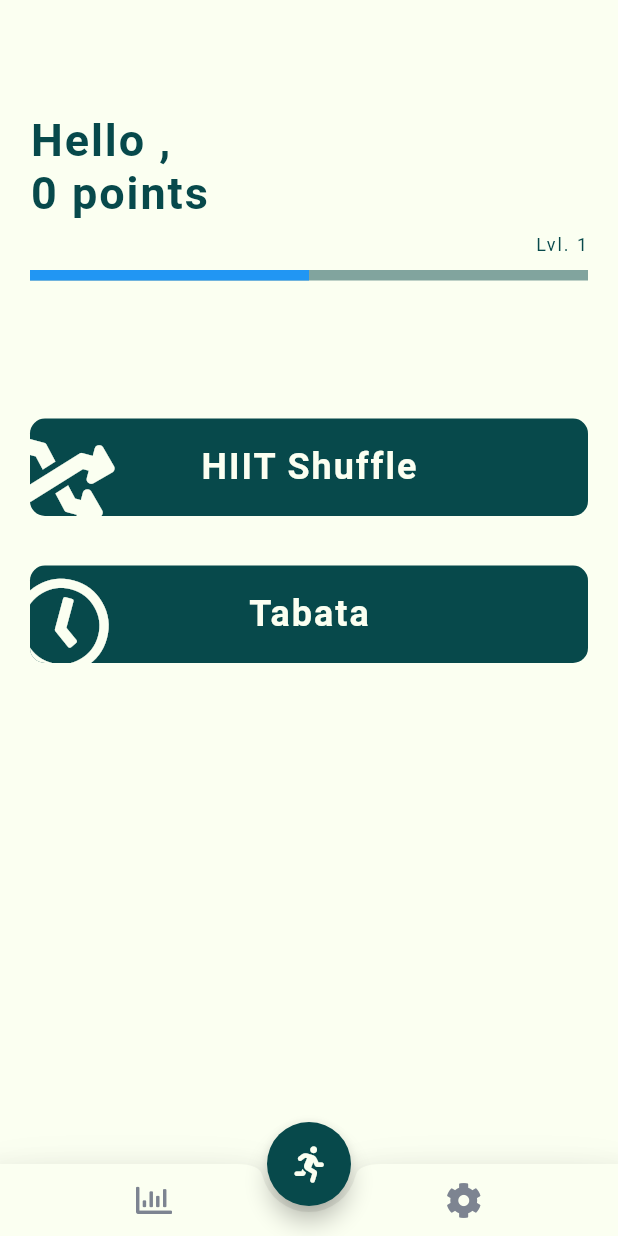
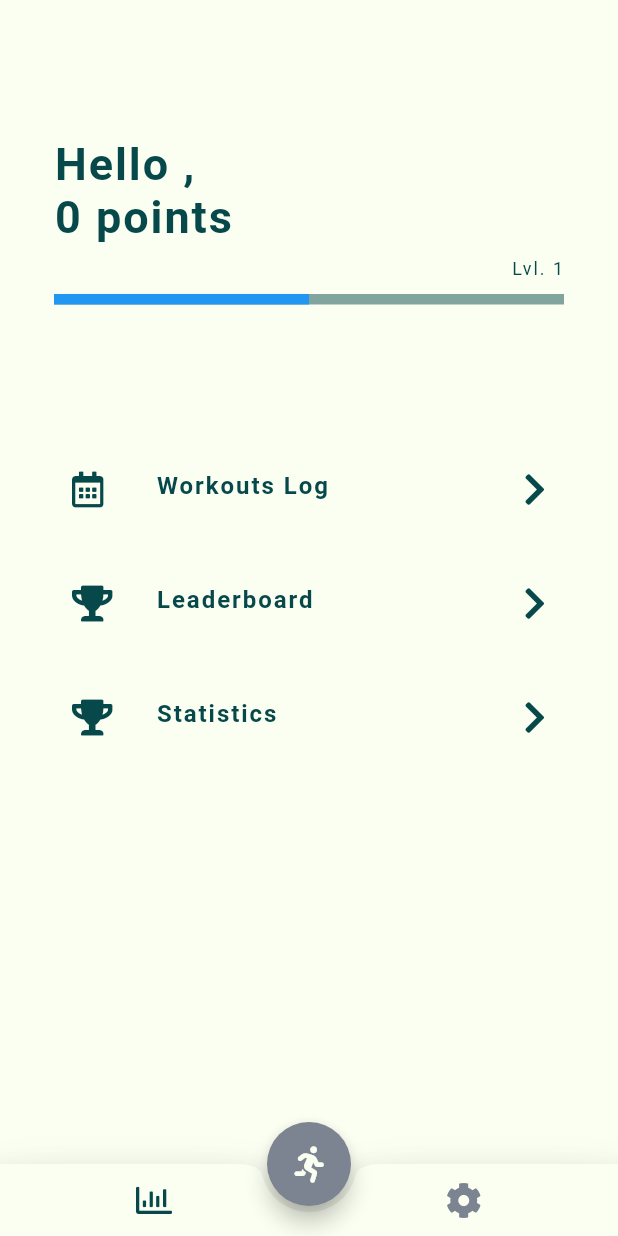
Before and after one commit to djock/fit-cards, a Flutter app: the AppScreen screen opened directly, on a phone screen of 412 x 824 dp. Run offline on Flutter 3.47's test engine with Material 2 defaults, Android fonts, the phone set to English and light mode, and no system bars; our stand-ins replace assets_audio_player, confetti, firebase_auth, firebase_core, firebase_database, flutter_slidable and 7 more; accounts and stored records are empty; generated files the repository leaves out were written again; network calls fail; statements that could not run were skipped.

Commit message:
Redo ui a bit

```diff
--- a/lib/screens/app_screen.dart
+++ b/lib/screens/app_screen.dart
@@ -1,8 +1,12 @@
+import 'package:fitcards/handlers/app_state_handler.dart';
 import 'package:fitcards/screens/home_screen.dart';
 import 'package:fitcards/screens/settings_screen.dart';
 import 'package:fitcards/screens/stats_screen.dart';
+import 'package:fitcards/screens/workout_screens/workout_screen.dart';
+import 'package:fitcards/screens/workout_screens/workout_tabata_screen.dart';
 import 'package:fitcards/utilities/app_colors.dart';
 import 'package:fitcards/utilities/app_localizations.dart';
+import 'package:fitcards/widgets/custom_gradient_button.dart';
 import 'package:fitcards/widgets/general_modal.dart';
 import 'package:fitcards/widgets/safe_screen.dart';
 import 'package:flutter/material.dart';
@@ -31,13 +35,13 @@ class _AppScreenState extends State<AppScreen> {
         false;
   }
 
-  int _selectedIndex = 1;
+  int _selectedIndex = 0;
   List<Widget> _screens = [];
 
   @override
   void initState() {
     _screens = [
-      StatsScreen(),
+//      StatsScreen(),
       HomeScreen(),
       SettingsScreen(
         callback: () {
@@ -65,15 +69,13 @@ class _AppScreenState extends State<AppScreen> {
             body: _screens.elementAt(_selectedIndex),
             bottomNavigationBar: _navigationDrawer,
             floatingActionButton: FloatingActionButton(
-                backgroundColor: _selectedIndex == 1
-                    ? Theme.of(Get.context).accentColor
-                    : AppColors.inactiveGrey,
+                backgroundColor: AppColors.inactiveGrey,
                 child: FaIcon(
                   FontAwesomeIcons.running,
                   color: Theme.of(Get.context).canvasColor,
                 ),
                 onPressed: () {
-                  _onItemTapped(1);
+                  _openBottomSheet();
                 }),
             floatingActionButtonLocation:
                 FloatingActionButtonLocation.centerDocked),
@@ -108,11 +110,11 @@ class _AppScreenState extends State<AppScreen> {
                 padding: const EdgeInsets.only(left: 40),
                 child: IconButton(
                   icon: FaIcon(FontAwesomeIcons.cog,
-                      color: _selectedIndex == 2
+                      color: _selectedIndex == 1
                           ? Theme.of(Get.context).accentColor
                           : AppColors.inactiveGrey),
                   onPressed: () {
-                    _onItemTapped(2);
+                    _onItemTapped(1);
                   },
                 ),
               ),
@@ -120,4 +122,49 @@ class _AppScreenState extends State<AppScreen> {
           )),
     );
   }
+
+  void _openBottomSheet() {
+    showModalBottomSheet<void>(
+      context: context,
+      builder: (BuildContext context) {
+        return _buildButtons();
+      },
+    );
+  }
+
+  Widget _buildButtons() {
+    return Padding(
+      padding: const EdgeInsets.all(24.0),
+      child: Column(
+        mainAxisSize: MainAxisSize.min,
+        mainAxisAlignment: MainAxisAlignment.center,
+        crossAxisAlignment: CrossAxisAlignment.center,
+        children: [
+          CustomGradientButton(
+            text: AppLocalizations.hiit,
+            icon: FontAwesomeIcons.random,
+            action: () {
+              AppStateHandler.shuffleJson();
+              Get.to(() => WorkoutScreen()).then((value) {
+                setState(() {});
+              });
+            },
+          ),
+          SizedBox(
+            height: 8,
+          ),
+          CustomGradientButton(
+            text: AppLocalizations.tabata,
+            icon: FontAwesomeIcons.clock,
+            action: () {
+              AppStateHandler.shuffleJson();
+              Get.to(() => WorkoutTabataScreen()).then((value) {
+                setState(() {});
+              });
+            },
+          ),
+        ],
+      ),
+    );
+  }
 }
--- a/lib/screens/home_screen.dart
+++ b/lib/screens/home_screen.dart
@@ -1,11 +1,10 @@
 import 'package:fitcards/handlers/app_state.dart';
-import 'package:fitcards/handlers/app_state_handler.dart';
 import 'package:fitcards/handlers/app_theme.dart';
-import 'package:fitcards/screens/workout_screens/workout_screen.dart';
-import 'package:fitcards/screens/workout_screens/workout_tabata_screen.dart';
+import 'package:fitcards/screens/leaderboard_screen.dart';
+import 'package:fitcards/screens/stats_screen.dart';
+import 'package:fitcards/screens/workout_screens/workouts_log_screen.dart';
 import 'package:fitcards/utilities/app_localizations.dart';
 import 'package:fitcards/widgets/custom_app_bar.dart';
-import 'package:fitcards/widgets/custom_gradient_button.dart';
 import 'package:fitcards/widgets/safe_screen.dart';
 import 'package:flutter/material.dart';
 import 'package:font_awesome_flutter/font_awesome_flutter.dart';
@@ -23,7 +22,7 @@ class _HomeScreenState extends State<HomeScreen> {
       topSafe: false,
       appBar: CustomAppBar.buildEmpty(),
       body: Padding(
-        padding: const EdgeInsets.all(10),
+        padding: const EdgeInsets.all(20),
         child: Column(
           children: [_buildHeader(), _buildButtons()],
         ),
@@ -32,8 +31,13 @@ class _HomeScreenState extends State<HomeScreen> {
   }
 
   Widget _buildHeader() {
-    return Padding(
-      padding: const EdgeInsets.all(10.0),
+    return Container(
+        decoration: BoxDecoration(
+          color: Theme.of(Get.context).canvasColor,
+          borderRadius: BorderRadius.circular(8.0),
+        ),
+      child: Padding(
+        padding: const EdgeInsets.all(16.0),
         child: Column(
           crossAxisAlignment: CrossAxisAlignment.start,
           children: [
@@ -87,41 +91,73 @@ class _HomeScreenState extends State<HomeScreen> {
             ),
           ],
         ),
+      ),
     );
   }
 
   Widget _buildButtons() {
-    return Column(
+    return Padding(
+      padding: const EdgeInsets.all(8.0),
+      child: Column(
         mainAxisAlignment: MainAxisAlignment.center,
         crossAxisAlignment: CrossAxisAlignment.center,
         children: [
           SizedBox(
             height: 20,
           ),
-        CustomGradientButton(
-          text: AppLocalizations.hiit,
-          icon: FontAwesomeIcons.random,
-          action: () {
-            AppStateHandler.shuffleJson();
-            Get.to(() => WorkoutScreen()).then((value) {
-              setState(() {});
-            });
-          },
-        ),
+          _buildSectionListItem(AppLocalizations.workoutsLog,
+              FontAwesomeIcons.calendarAlt, FontAwesomeIcons.chevronRight, () {
+                Get.to(() => WorkoutsLogScreen());
+              }),
           SizedBox(
             height: 20,
           ),
-        CustomGradientButton(
-          text: AppLocalizations.tabata,
-          icon: FontAwesomeIcons.clock,
-          action: () {
-            AppStateHandler.shuffleJson();
-            Get.to(() => WorkoutTabataScreen()).then((value) {
-              setState(() {});
-            });
+          _buildSectionListItem(AppLocalizations.leaderBoard,
+              FontAwesomeIcons.trophy, FontAwesomeIcons.chevronRight, () {
+                Get.to(() => LeaderBoardScreen());
+              }),
+          SizedBox(
+            height: 20,
+          ),
+          _buildSectionListItem(AppLocalizations.statistics,
+              FontAwesomeIcons.trophy, FontAwesomeIcons.chevronRight, () {
+                Get.to(() => StatsScreen());
+              }),
+        ],
+      ),
+    );
+  }
+
+  Widget _buildSectionListItem(
+      String text, IconData leftIcon, IconData rightIcon, Function function) {
+    return Container(
+      color: Theme.of(Get.context).canvasColor,
+      child: ListTile(
+        onTap: () {
+          if (function != null) {
+            function();
+          }
         },
+        contentPadding: EdgeInsets.only(left: 20, right: 20),
+        title: Text(
+          text,
+          style: AppTheme.customAccentText(FontWeight.bold, 16),
         ),
-      ],
+        leading: _buildIcon(leftIcon, AppTheme.dynamicColor()),
+        trailing: rightIcon != null
+            ? _buildIcon(rightIcon, AppTheme.dynamicColor())
+            : SizedBox(),
+      ),
+    );
+  }
+
+  Widget _buildIcon(IconData icon, Color color) {
+    return Padding(
+      padding: EdgeInsets.only(top: 5),
+      child: FaIcon(
+        icon,
+        color: color,
+      ),
     );
   }
 }
--- a/lib/widgets/custom_gradient_button.dart
+++ b/lib/widgets/custom_gradient_button.dart
@@ -24,7 +24,7 @@ class CustomGradientButton extends StatelessWidget {
       child: Container(
         width: MediaQuery.of(context).size.width,
         height: height != null ? height : 65,
-        margin: EdgeInsets.only(left: 10, right: 10, top: 13),
+        margin: EdgeInsets.only(top: 13),
         padding: EdgeInsets.all(8.0),
         clipBehavior: Clip.antiAliasWithSaveLayer,
         decoration: BoxDecoration(
```
Also changed, not shown: lib/screens/stats_screen.dart (+4 -4 lines). Lines whose indentation alone changed are shown as unchanged.
